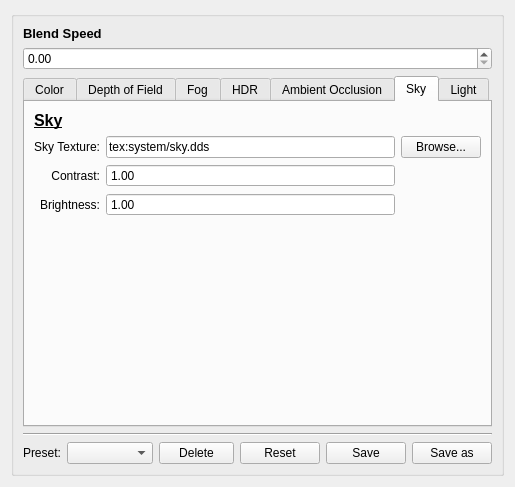
Above: code/qttoolkit/qtaddons/posteffectcontroller/ui/posteffectsettingswindow.ui from gscept/nebula-trifid before the change. Below: the same form after it.
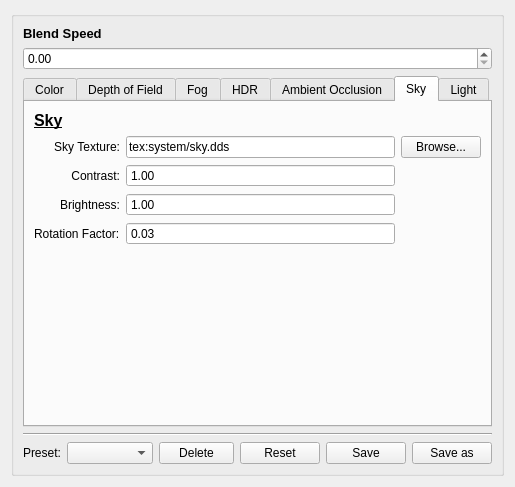
That is the form after the change. The open tabs and pages were chosen to show the change. Icons and pictures are not drawn.

Commit message: *posteffect* - added sky rotation speed control. NOTE: Currently no blending between different speeds is taking place, the transition in rotation speed is direct.

What changed in the file:
```diff
--- a/code/qttoolkit/qtaddons/posteffectcontroller/ui/posteffectsettingswindow.ui
+++ b/code/qttoolkit/qtaddons/posteffectcontroller/ui/posteffectsettingswindow.ui
@@ -1023,7 +1023,7 @@
             </property>
            </widget>
           </item>
-          <item row="4" column="0" colspan="3">
+          <item row="5" column="0" colspan="3">
            <spacer name="verticalSpacer_5">
             <property name="orientation">
              <enum>Qt::Vertical</enum>
@@ -1051,6 +1051,29 @@
             </property>
            </widget>
           </item>
+          <item row="4" column="0">
+           <widget class="QLabel" name="label_4">
+            <property name="text">
+             <string>Rotation Factor:</string>
+            </property>
+           </widget>
+          </item>
+          <item row="4" column="1">
+           <widget class="QDoubleSpinBox" name="skyRotation">
+            <property name="buttonSymbols">
+             <enum>QAbstractSpinBox::NoButtons</enum>
+            </property>
+            <property name="maximum">
+             <double>10.000000000000000</double>
+            </property>
+            <property name="singleStep">
+             <double>0.010000000000000</double>
+            </property>
+            <property name="value">
+             <double>0.030000000000000</double>
+            </property>
+           </widget>
+          </item>
          </layout>
         </widget>
         <widget class="QWidget" name="tab_6">
```
Left out of the diff: 2 changed lines with no effect on the pictures. The commit also changes 14 other files.
